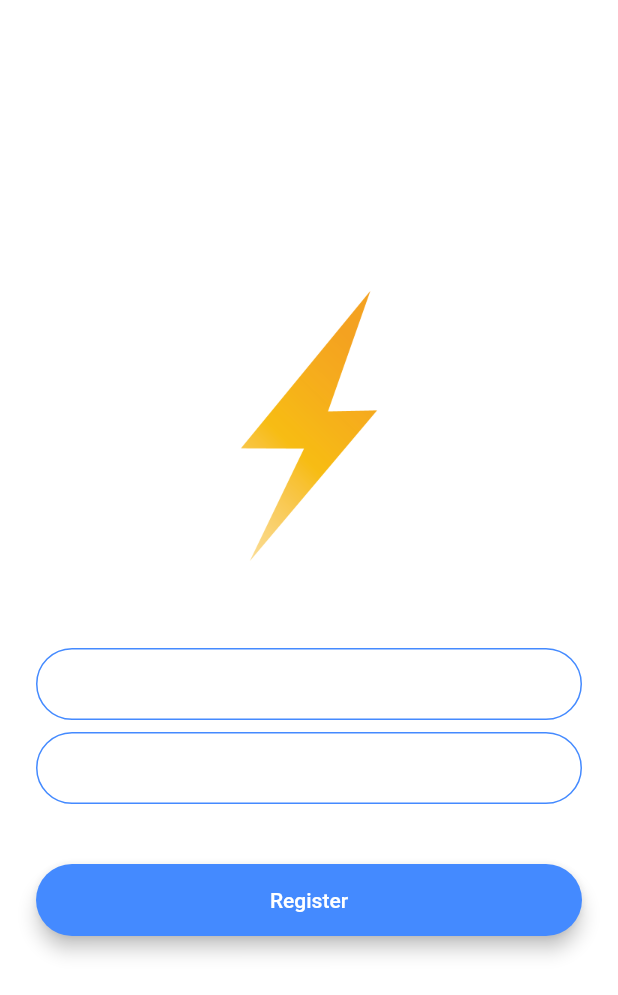
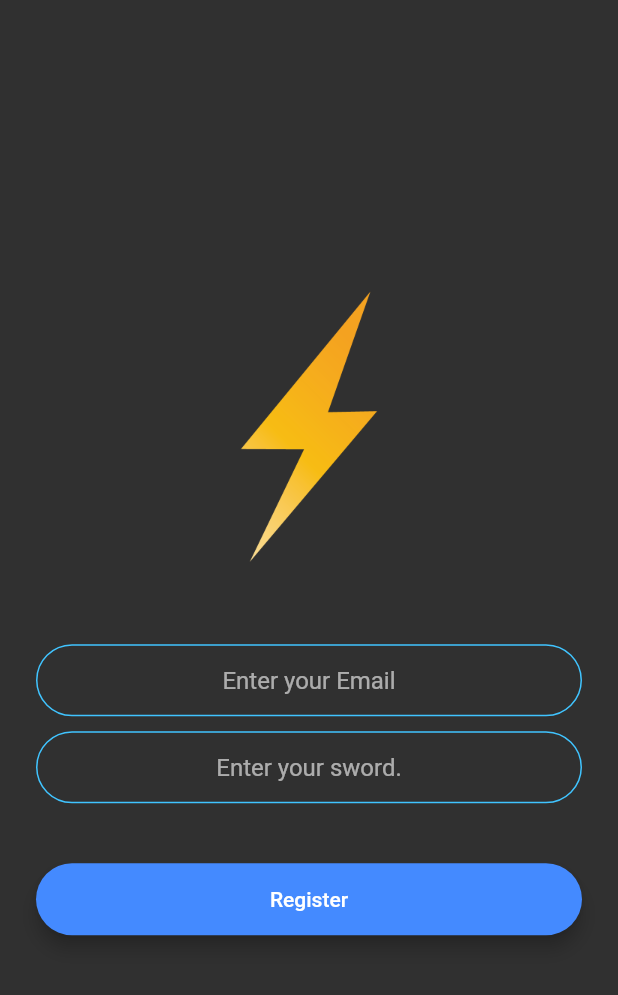
Before and after one commit to dikshantks/flutter_chat_app, a Flutter app: the RegistrationScreen screen opened by its route, after a tap on "Register", on a phone screen of 412 x 824 dp. Shown: the top 995 px of the screen. Run offline on Flutter 3.47's test engine with Material 2 defaults, Android fonts, the phone set to English and light mode, and no system bars; our stand-ins replace animated_text_kit, cloud_firestore, firebase_auth, firebase_core; accounts and stored records are empty; network calls fail.

```diff
--- a/lib/components/button_1.dart
+++ b/lib/components/button_1.dart
@@ -24,7 +24,7 @@ class Buttons_1 extends StatelessWidget {
           minWidth: 200.0,
           height: 42.0,
           child: Text(
-            'Log In',
+            text,
           ),
         ),
       ),
--- a/lib/constants.dart
+++ b/lib/constants.dart
@@ -17,3 +17,19 @@ const kMessageContainerDecoration = BoxDecoration(
     top: BorderSide(color: Colors.lightBlueAccent, width: 2.0),
   ),
 );
+
+const kInputDecoration = InputDecoration(
+  hintText: "enter value",
+  contentPadding: const EdgeInsets.symmetric(vertical: 10.0, horizontal: 20.0),
+  border: const OutlineInputBorder(
+    borderRadius: BorderRadius.all(Radius.circular(32.0)),
+  ),
+  enabledBorder: OutlineInputBorder(
+    borderSide: BorderSide(color: Colors.lightBlueAccent, width: 1.0),
+    borderRadius: BorderRadius.all(Radius.circular(32.0)),
+  ),
+  focusedBorder: OutlineInputBorder(
+    borderSide: BorderSide(color: Colors.lightBlueAccent, width: 2.0),
+    borderRadius: BorderRadius.all(Radius.circular(32.0)),
+  ),
+);
--- a/lib/main.dart
+++ b/lib/main.dart
@@ -1,10 +1,14 @@
+import 'package:firebase_core/firebase_core.dart';
 import 'package:flutter/material.dart';
 import 'package:flutter_chat_app/screens/chat_screen.dart';
 import 'package:flutter_chat_app/screens/login_screen.dart';
 import 'package:flutter_chat_app/screens/registration_screen.dart';
 import 'package:flutter_chat_app/screens/welcome_screen.dart';
 
-void main() {
+void main() async {
+  WidgetsFlutterBinding.ensureInitialized();
+  await Firebase.initializeApp();
+
   runApp(const MyApp());
 }
 
--- a/lib/screens/registration_screen.dart
+++ b/lib/screens/registration_screen.dart
@@ -1,19 +1,30 @@
+import 'package:firebase_auth/firebase_auth.dart';
 import 'package:flutter/material.dart';
+import 'package:flutter_chat_app/constants.dart';
+import 'package:flutter_chat_app/screens/chat_screen.dart';
+
+import '../components/button_1.dart';
 
 class RegistrationScreen extends StatefulWidget {
   static String id = "/register";
+
+  const RegistrationScreen({super.key});
 
   @override
   _RegistrationScreenState createState() => _RegistrationScreenState();
 }
 
 class _RegistrationScreenState extends State<RegistrationScreen> {
+  final _auth = FirebaseAuth.instance;
+
+  String email = "";
+  String password = "";
   @override
   Widget build(BuildContext context) {
     return Scaffold(
-      backgroundColor: Colors.white,
+      // backgroundColor: Colors.white,
       body: Padding(
-        padding: EdgeInsets.symmetric(horizontal: 24.0),
+        padding: const EdgeInsets.symmetric(horizontal: 24.0),
         child: Column(
           mainAxisAlignment: MainAxisAlignment.center,
           crossAxisAlignment: CrossAxisAlignment.stretch,
@@ -25,75 +36,50 @@ class _RegistrationScreenState extends State<RegistrationScreen> {
                 child: Image.asset('assets/images/logo.png'),
               ),
             ),
-            SizedBox(
-              height: 48.0,
+            const SizedBox(
+              height: 45.0,
             ),
             TextField(
+              textAlign: TextAlign.center,
+              keyboardType: TextInputType.emailAddress,
               onChanged: (value) {
                 //Do something with the user input.
+                email = value;
               },
-              decoration: InputDecoration(
-                hintText: 'Enter your email',
-                contentPadding:
-                    EdgeInsets.symmetric(vertical: 10.0, horizontal: 20.0),
-                border: OutlineInputBorder(
-                  borderRadius: BorderRadius.all(Radius.circular(32.0)),
-                ),
-                enabledBorder: OutlineInputBorder(
-                  borderSide: BorderSide(color: Colors.blueAccent, width: 1.0),
-                  borderRadius: BorderRadius.all(Radius.circular(32.0)),
-                ),
-                focusedBorder: OutlineInputBorder(
-                  borderSide: BorderSide(color: Colors.blueAccent, width: 2.0),
-                  borderRadius: BorderRadius.all(Radius.circular(32.0)),
-                ),
+              decoration: kInputDecoration.copyWith(
+                hintText: "Enter your Email",
               ),
             ),
-            SizedBox(
-              height: 8.0,
+            const SizedBox(
+              height: 10.0,
             ),
             TextField(
+              textAlign: TextAlign.center,
+              obscureText: true,
               onChanged: (value) {
                 //Do something with the user input.
+                password = value;
               },
-              decoration: InputDecoration(
-                hintText: 'Enter your password',
-                contentPadding:
-                    EdgeInsets.symmetric(vertical: 10.0, horizontal: 20.0),
-                border: OutlineInputBorder(
-                  borderRadius: BorderRadius.all(Radius.circular(32.0)),
-                ),
-                enabledBorder: OutlineInputBorder(
-                  borderSide: BorderSide(color: Colors.blueAccent, width: 1.0),
-                  borderRadius: BorderRadius.all(Radius.circular(32.0)),
-                ),
-                focusedBorder: OutlineInputBorder(
-                  borderSide: BorderSide(color: Colors.blueAccent, width: 2.0),
-                  borderRadius: BorderRadius.all(Radius.circular(32.0)),
-                ),
-              ),
+              decoration:
+                  kInputDecoration.copyWith(hintText: "Enter your sword."),
             ),
             SizedBox(
               height: 24.0,
             ),
-            Padding(
-              padding: EdgeInsets.symmetric(vertical: 16.0),
-              child: Material(
-                color: Colors.blueAccent,
-                borderRadius: BorderRadius.all(Radius.circular(30.0)),
-                elevation: 5.0,
-                child: MaterialButton(
-                  onPressed: () {
-                    //Implement registration functionality.
-                  },
-                  minWidth: 200.0,
-                  height: 42.0,
-                  child: Text(
-                    'Register',
-                    style: TextStyle(color: Colors.white),
-                  ),
-                ),
-              ),
+            Buttons_1(
+              color: Colors.blueAccent,
+              onclick: () async {
+                print("bruhh");
+                try {
+                  final newuser = await _auth.createUserWithEmailAndPassword(
+                      email: email, password: password);
+
+                  Navigator.pushNamed(context, ChatScreen.id);
+                } catch (e) {
+                  print(e);
+                }
+              },
+              text: "Register",
             ),
           ],
         ),
--- a/lib/screens/welcome_screen.dart
+++ b/lib/screens/welcome_screen.dart
@@ -1,6 +1,4 @@
 // ignore_for_file: camel_case_types
-
-import 'dart:ffi';
 
 import 'package:animated_text_kit/animated_text_kit.dart';
 import 'package:flutter/material.dart';
@@ -82,14 +80,14 @@ class _WelcomeScreenState extends State<WelcomeScreen>
               height: 48.0,
             ),
             Buttons_1(
-              text: "Log in ",
+              text: "Login ",
               color: Colors.lightBlueAccent,
               onclick: () {
                 Navigator.pushNamed(context, LoginScreen.id);
               },
             ),
             Buttons_1(
-              text: "Register",
+              text: "Regiser",
               color: Colors.blueAccent,
               onclick: () {
                 Navigator.pushNamed(context, RegistrationScreen.id);
--- a/pubspec.yaml
+++ b/pubspec.yaml
@@ -37,6 +37,8 @@ dependencies:
   cupertino_icons: ^1.0.2
   animated_text_kit: ^4.2.2
   firebase_core: ^2.4.0
+  cloud_firestore: ^4.2.0
+  firebase_auth: ^4.2.1
 
 dev_dependencies:
   flutter_test:
```
Also changed, not shown: lib/screens/chat_screen.dart (+84 -1 lines), lib/screens/login_screen.dart (+34 -41 lines), pubspec.lock, 2 other files.
